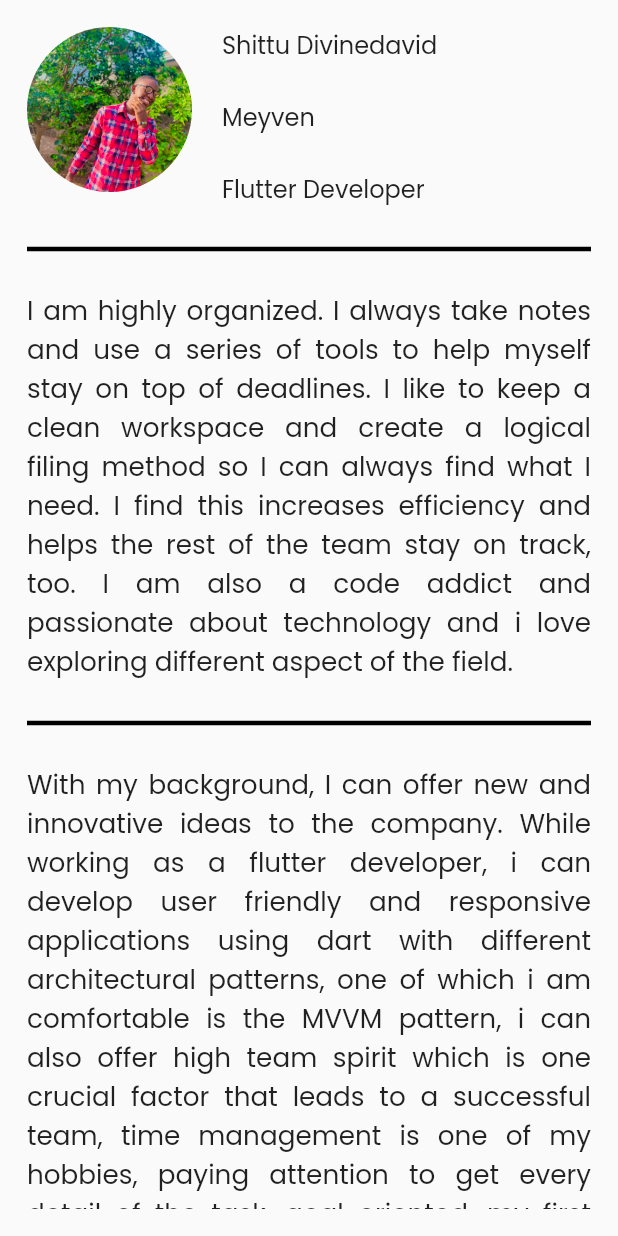
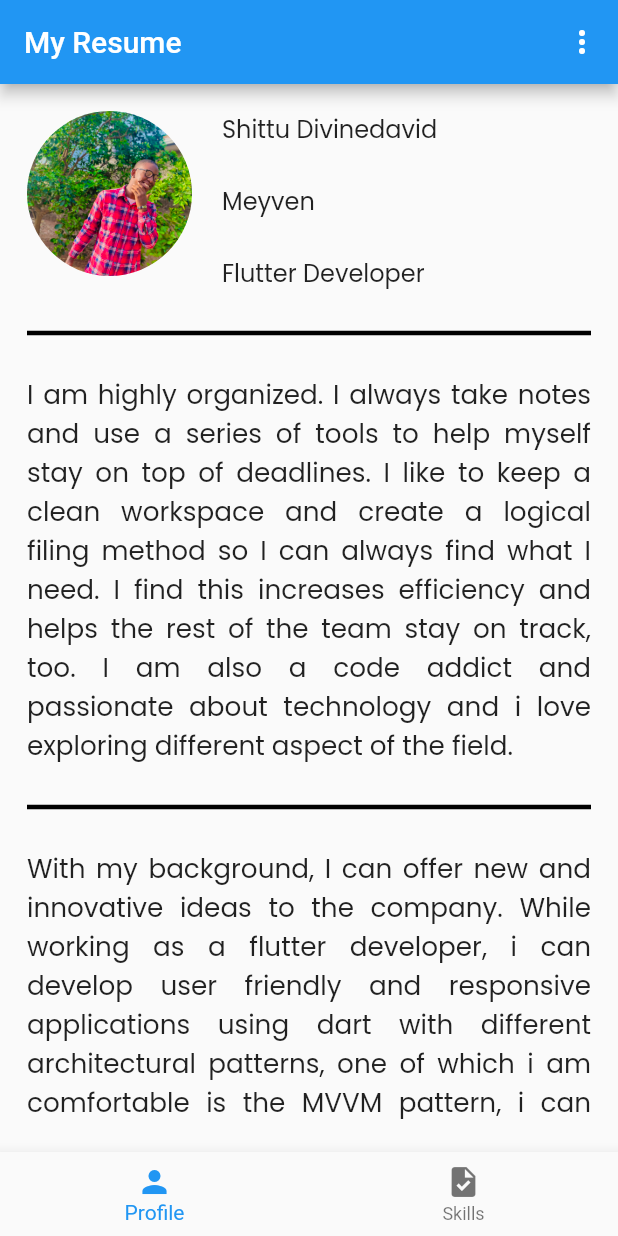
Before and after one commit to webs127/resume, a Flutter app: the screen it shows after launch, on a phone screen of 412 x 824 dp. Run offline on Flutter 3.47's test engine with Material 2 defaults, Android fonts, the phone set to English and light mode, and no system bars; our stand-ins replace font_awesome_flutter.

Commit message:
new changes

```diff
--- a/lib/presentation/resources/routes_manager.dart
+++ b/lib/presentation/resources/routes_manager.dart
@@ -1,10 +1,12 @@
 import 'package:flutter/material.dart';
-import '../views/landing_page/landing_page.dart';
+import 'package:resume/presentation/views/mainview/main_view.dart';
 import '../views/splash/splash.dart';
+import '../views/subViews/landing_page/landing_page.dart';
 
 class RouteManager {
   static const String splash = "/";
   static const String landing = "/landing";
+  static const String main = "/main";
 }
 
 class Routes {
@@ -14,6 +16,8 @@ class Routes {
         return MaterialPageRoute(builder: (_) => const SplashView());
       case RouteManager.landing:
         return MaterialPageRoute(builder: (_) => const LandingView());
+      case RouteManager.main:
+        return MaterialPageRoute(builder: (_) => const MainView());
       default:
         return unDefined();
     }
--- /dev/null
+++ b/lib/presentation/views/mainview/main_view.dart
@@ -0,0 +1,46 @@
+import 'package:flutter/material.dart';
+import 'package:resume/presentation/views/subViews/landing_page/landing_page.dart';
+import 'package:resume/presentation/views/subViews/skills/skills_page.dart';
+
+class MainView extends StatefulWidget {
+  const MainView({Key? key}) : super(key: key);
+
+  @override
+  State<MainView> createState() => _MainViewState();
+}
+
+class _MainViewState extends State<MainView> {
+
+  int currentIndex = 0;
+
+  onTap(int val) {
+    setState(() {
+      currentIndex = val;
+    });
+  }
+
+  List views = [
+    const LandingView(),
+    const SkillsView()
+  ];
+  @override
+  Widget build(BuildContext context) {
+    return Scaffold(
+      appBar: AppBar(
+        title: const Text("My Resume"),
+        actions: [
+          IconButton(onPressed: () {}, icon: const Icon(Icons.more_vert))
+        ],
+      ),
+      body: views[currentIndex],
+      bottomNavigationBar: BottomNavigationBar(
+        currentIndex: currentIndex,
+        onTap: onTap,
+        items: const [
+          BottomNavigationBarItem(icon: Icon(Icons.person), label: "Profile"),
+          BottomNavigationBarItem(icon: Icon(Icons.task), label: "Skills"),
+        ],
+      ),
+    );
+  }
+}
--- a/lib/presentation/views/splash/splash.dart
+++ b/lib/presentation/views/splash/splash.dart
@@ -15,7 +15,7 @@ class _SplashViewState extends State<SplashView> {
   Timer? _timer;
 
   startDelay() => _timer = Timer(const Duration(seconds: 3), callback);
-  callback() => Navigator.pushReplacementNamed(context, RouteManager.landing);
+  callback() => Navigator.pushReplacementNamed(context, RouteManager.main);
 
   @override
   void initState() {
--- a/lib/presentation/views/landing_page/landing_page.dart
+++ b/lib/presentation/views/subViews/landing_page/landing_page.dart
@@ -27,6 +27,7 @@ class _LandingViewState extends State<LandingView> {
   }
   @override
   Widget build(BuildContext context) {
+
     return SafeArea(
       child: Scaffold(
         body: Padding(
```
Also changed, not shown: lib/presentation/views/subViews/skills/skills_page.dart (added, +20 -0 lines).
